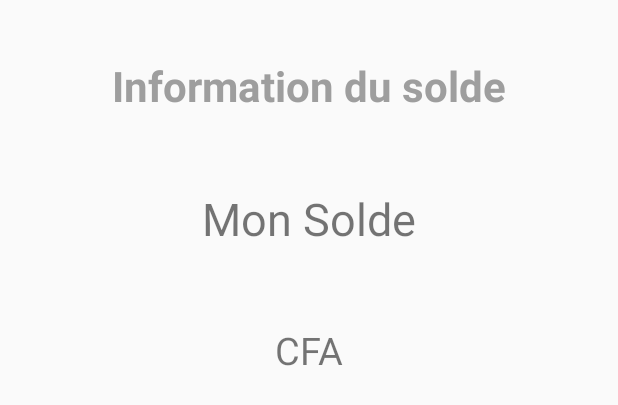
After one commit to Mukinayi/E-Lif, an Android app: the layout custom_dialog.xml on its own in the app's theme, with its tools: preview values and no code run, on a phone screen of 412 x 824 dp. The commit adds this screen. Shown: the top 405 px of the screen. Run offline under Robolectric (Android 15) with nearby library versions, the phone set to English and light mode, and no system bars.

Commit message:
recent re

```diff
--- a/app/src/main/AndroidManifest.xml
+++ b/app/src/main/AndroidManifest.xml
@@ -5,6 +5,7 @@
     <uses-permission android:name="android.permission.ACCESS_NETWORK_STATE" />
     <uses-permission android:name="android.permission.INTERNET" />
     <uses-permission android:name="android.permission.READ_PHONE_STATE" />
+    <uses-permission android:name="android.permission.WRITE_EXTERNAL_STORAGE"/>
 
     <application
         android:allowBackup="true"
--- /dev/null
+++ b/app/src/main/res/layout/custom_dialog.xml
@@ -0,0 +1,38 @@
+<?xml version="1.0" encoding="utf-8"?>
+<LinearLayout xmlns:android="http://schemas.android.com/apk/res/android"
+    android:layout_width="match_parent"
+    android:layout_height="match_parent"
+    android:id="@+id/custom_dialog"
+    android:orientation="vertical">
+
+    <TextView
+        android:layout_width="wrap_content"
+        android:layout_height="wrap_content"
+        android:layout_alignParentTop="true"
+        android:layout_centerHorizontal="true"
+        android:layout_marginTop="38dp"
+        android:text="Information du solde"
+        android:layout_gravity="center_horizontal"
+        android:textColor="@color/dullWhite"
+        android:textSize="28sp"
+        android:textStyle="bold" />
+
+    <TextView
+        android:id="@+id/tvSolde"
+        android:layout_width="wrap_content"
+        android:layout_height="wrap_content"
+        android:layout_centerHorizontal="true"
+        android:layout_marginTop="49dp"
+        android:text="Mon Solde"
+        android:textSize="30sp"
+        android:layout_gravity="center_horizontal"/>
+
+    <TextView
+        android:id="@+id/textView5"
+        android:layout_width="wrap_content"
+        android:layout_height="wrap_content"
+        android:layout_gravity="center_horizontal"
+        android:layout_marginTop="50dp"
+        android:text="CFA"
+        android:textSize="25sp" />
+</LinearLayout>
--- a/app/src/main/res/layout/fragment_home.xml
+++ b/app/src/main/res/layout/fragment_home.xml
@@ -4,7 +4,8 @@
     android:layout_height="match_parent"
     xmlns:app="http://schemas.android.com/apk/res-auto"
     android:orientation="vertical"
-    android:background="@color/white">
+    android:background="@color/white"
+    android:id="@+id/hf">
 
     <ScrollView
         android:layout_width="match_parent"
```
Also changed, not shown: app/src/main/java/com/wolfsoft/one/cg/NavigationActivity.java (+90 -4 lines), app/src/main/java/com/wolfsoft/one/cg/network/NetworkConnection.java (+37 -0 lines).
